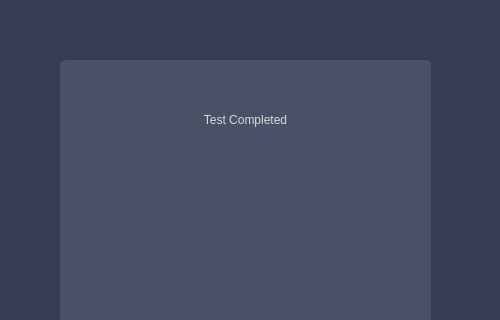
This is DeadLocks-Final-Test/enddialog.ui in breathTake/Deadlocks-Algorithm-Simulation as Qt 5 draws it before an edit; both pictures show x 0 to 500 and y 0 to 320 of the 500 by 600 pixel window. The edited form follows.
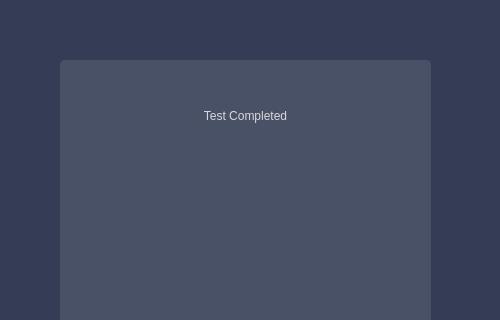
This is the edited form. Icons and pictures are not drawn.

The edit to the form file:
```diff
--- a/DeadLocks-Final-Test/enddialog.ui
+++ b/DeadLocks-Final-Test/enddialog.ui
@@ -72,9 +72,9 @@
    <property name="geometry">
     <rect>
      <x>100</x>
-     <y>110</y>
+     <y>90</y>
      <width>291</width>
-     <height>20</height>
+     <height>51</height>
     </rect>
    </property>
    <property name="styleSheet">
```
